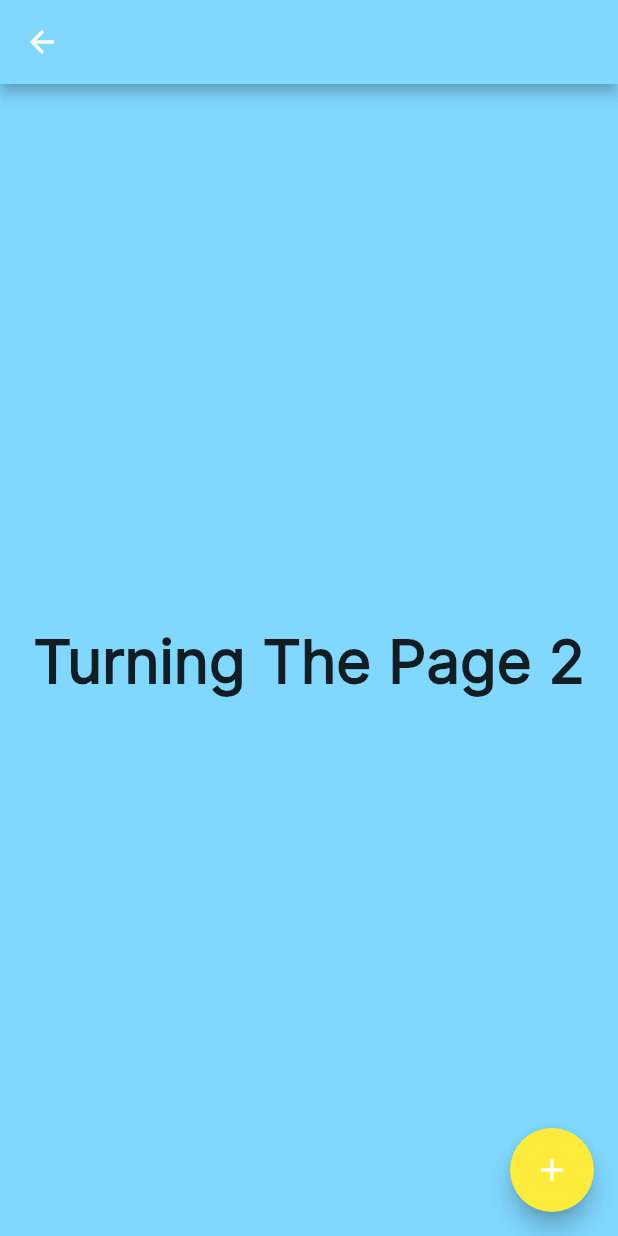
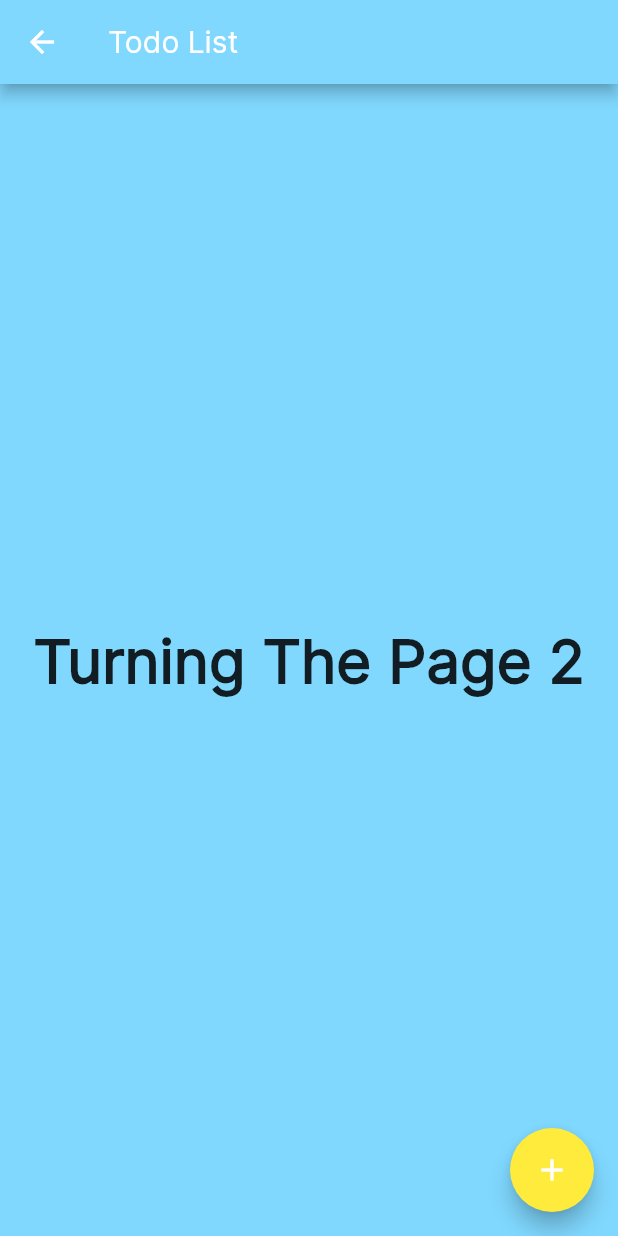
Before and after one commit to Osama-cs/Turbing_The_Page, a Flutter app: the TodoEntries screen opened directly, on a phone screen of 412 x 824 dp. Run offline on Flutter 3.47's test engine with Material 2 defaults, Android fonts, the phone set to English and light mode, and no system bars; our stand-ins replace cloud_firestore, date_field, firebase_auth, firebase_core, table_calendar; accounts and stored records are empty.

Commit message:
Get added title to each of the appbars.

```diff
--- a/lib/src/calendar.dart
+++ b/lib/src/calendar.dart
@@ -33,6 +33,7 @@ class _CalendarState extends State<Calendar> {
     return Scaffold(
       appBar: AppBar(
         backgroundColor: Colors.lightBlueAccent.shade100,
+        title: const Text("Calendar"),
       ),
       backgroundColor: Colors.lightBlueAccent.shade100,
       body: SafeArea(
--- a/lib/src/todoentries.dart
+++ b/lib/src/todoentries.dart
@@ -25,6 +25,7 @@ class TodoEntries extends StatelessWidget {
       ),
       appBar: AppBar(
         backgroundColor: Colors.lightBlueAccent.shade100,
+        title: const Text("Todo List"),
       ),
       backgroundColor: Colors.lightBlueAccent.shade100,
       body: SafeArea(
--- a/lib/src/writeadiary.dart
+++ b/lib/src/writeadiary.dart
@@ -1,9 +1,6 @@
 import 'package:cloud_firestore/cloud_firestore.dart';
-import 'package:date_field/date_field.dart';
 import 'package:firebase_auth/firebase_auth.dart';
 import 'package:flutter/material.dart';
-import 'package:individualproject/db/database_provider.dart';
-import 'package:individualproject/src/homepage.dart';
 
 class WriteADiary extends StatefulWidget {
   const WriteADiary({Key? key}) : super(key: key);
```
